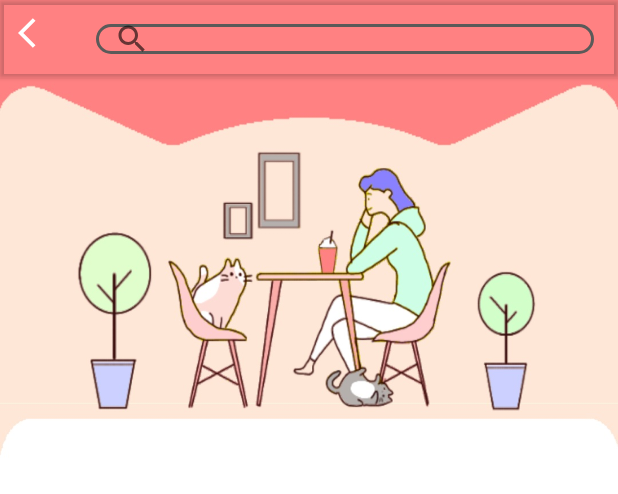
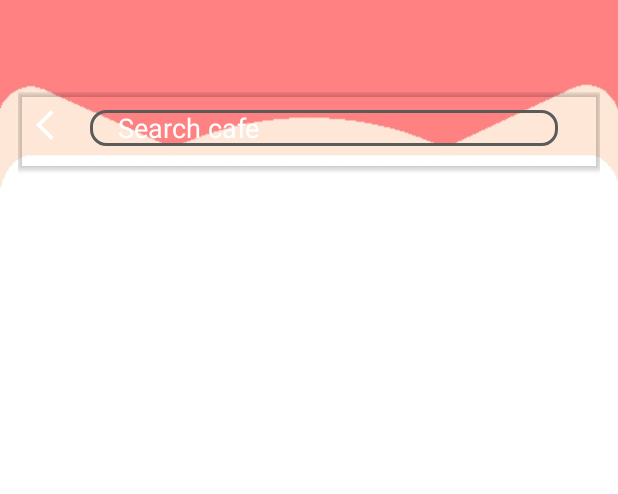
Before and after one commit to WhyYouSayMeaw/navigationbar, an Android app: the layout home_search.xml on its own in the app's theme, with its tools: preview values and no code run, on a phone screen of 412 x 824 dp. Shown: the top 494 px of the screen. Run offline under Robolectric (Android 15) with nearby library versions, the phone set to English and light mode, and no system bars; Roboto replaces fonts that are not available here.

Commit message:
ของ search ชื่อร้าน

```diff
--- a/app/src/main/res/layout/home_item_cafes.xml
+++ b/app/src/main/res/layout/home_item_cafes.xml
@@ -21,7 +21,7 @@
             android:orientation="vertical">
 
             <TextView
-                android:id="@+id/cafename"
+                android:id="@+id/search_cafename"
                 android:layout_width="251dp"
                 android:layout_height="wrap_content"
                 android:layout_margin="9dp"
@@ -31,7 +31,7 @@
                 android:textSize="20sp" />
 
             <TextView
-                android:id="@+id/cafedes"
+                android:id="@+id/result_cafedes"
                 android:layout_width="251dp"
                 android:layout_height="wrap_content"
                 android:layout_margin="9dp"
@@ -41,7 +41,7 @@
                 android:textSize="12sp" />
 
             <TextView
-                android:id="@+id/cafewt"
+                android:id="@+id/result_cafewt"
                 android:layout_width="251dp"
                 android:layout_height="wrap_content"
                 android:layout_margin="9dp"
@@ -53,7 +53,7 @@
         </LinearLayout>
 
         <ImageView
-            android:id="@+id/cafepic"
+            android:id="@+id/search_cafepic"
             android:layout_width="104dp"
             android:layout_height="match_parent"
             tools:srcCompat="@tools:sample/avatars" />
--- a/app/src/main/res/layout/home_search.xml
+++ b/app/src/main/res/layout/home_search.xml
@@ -5,15 +5,20 @@
     android:id="@+id/searchpage"
     android:layout_width="match_parent"
     android:layout_height="match_parent"
-    android:background="@drawable/background"
+    android:background="@drawable/search_bg"
     tools:context=".ui.home.HomeFragment">
 
 
     <androidx.constraintlayout.widget.ConstraintLayout
-        android:layout_width="match_parent"
-        android:layout_height="match_parent">
+        android:layout_width="388dp"
+        android:layout_height="701dp"
+        app:layout_constraintBottom_toBottomOf="parent"
+        app:layout_constraintEnd_toEndOf="parent"
+        app:layout_constraintStart_toStartOf="parent"
+        app:layout_constraintTop_toTopOf="parent">
 
         <androidx.cardview.widget.CardView
+            android:id="@+id/cardView4"
             android:layout_width="0dp"
             android:layout_height="52dp"
             android:background="#00FFFFFF"
@@ -36,18 +41,40 @@
                     app:layout_constraintStart_toStartOf="parent"
                     app:layout_constraintTop_toTopOf="parent" />
 
-                <SearchView
-                    android:id="@+id/searchview"
-                    android:layout_width="0dp"
-                    android:layout_height="match_parent"
-                    android:layout_margin="16dp"
+
+                <EditText
+                    android:id="@+id/searchtext"
+                    android:layout_width="312dp"
+                    android:layout_height="24dp"
+                    android:layout_marginTop="8dp"
+                    android:layout_marginEnd="49dp"
+                    android:layout_marginBottom="16dp"
+                    android:background="@drawable/custom_background"
+                    android:hint="    Search cafe"
+                    android:textAlignment="viewStart"
+                    android:textColor="@color/white"
+                    android:theme="@style/SearchViewTheme"
                     app:layout_constraintBottom_toBottomOf="parent"
                     app:layout_constraintEnd_toEndOf="parent"
+                    app:layout_constraintHorizontal_bias="0.0"
                     app:layout_constraintStart_toEndOf="@+id/backbtn"
                     app:layout_constraintTop_toTopOf="parent"
-                    android:background="@drawable/custom_background"/>
+                    app:layout_constraintVertical_bias="1.0" />
             </androidx.constraintlayout.widget.ConstraintLayout>
         </androidx.cardview.widget.CardView>
+
+        <androidx.recyclerview.widget.RecyclerView
+            android:id="@+id/search_result_rec"
+            android:layout_width="match_parent"
+            android:layout_height="match_parent"
+            android:layout_marginTop="80dp"
+            android:layout_marginBottom="32dp"
+            app:layout_constraintBottom_toBottomOf="parent"
+            app:layout_constraintEnd_toEndOf="parent"
+            app:layout_constraintHorizontal_bias="0.0"
+            app:layout_constraintStart_toStartOf="parent"
+            app:layout_constraintTop_toBottomOf="@+id/cardView4" />
+
     </androidx.constraintlayout.widget.ConstraintLayout>
 
 </androidx.constraintlayout.widget.ConstraintLayout>
--- a/app/src/main/res/values/themes.xml
+++ b/app/src/main/res/values/themes.xml
@@ -13,4 +13,8 @@
         <item name="android:statusBarColor" tools:targetApi="l">?attr/colorPrimaryVariant</item>
         <!-- Customize your theme here. -->
     </style>
+    <style name="SearchViewTheme" parent="Widget.AppCompat.Light.SearchView">
+        <item name="android:maxWidth">10000dp</item>
+        <item name="android:textColorHint">@android:color/white</item>
+    </style>
 </resources>
```
